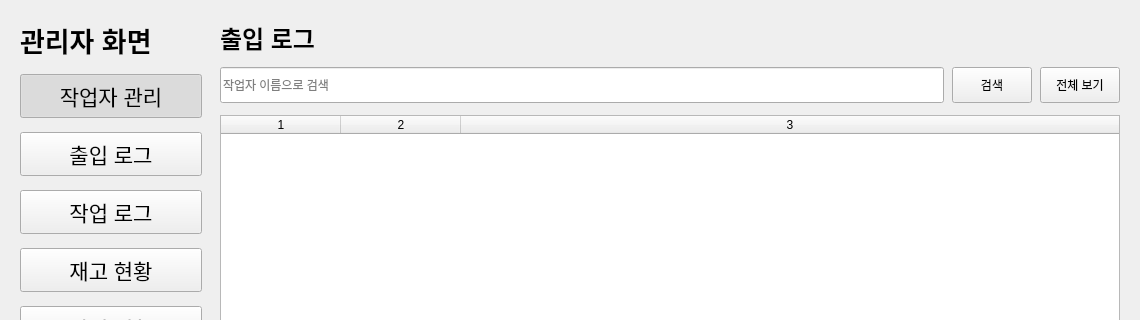
Old version of the form soy-pc/ui/admin_screen.ui in the repository addinedu-physicalai-1st/iot-repo-3; both pictures show x 0 to 1140 and y 0 to 320 of the 1140 by 1004 pixel window.
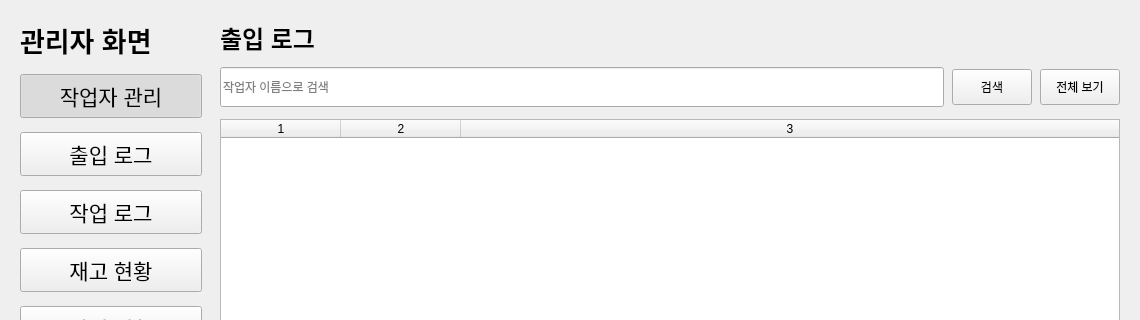
New version of the form. The open tabs and pages were chosen to show the change.

Commit message: Enhance admin screen layout Bug Fix

Patch:
```diff
--- a/soy-pc/ui/admin_screen.ui
+++ b/soy-pc/ui/admin_screen.ui
@@ -317,8 +317,8 @@
            </property>
            <property name="minimumSize">
             <size>
-             <width>200</width>
-             <height>36</height>
+             <width>320</width>
+             <height>40</height>
             </size>
            </property>
           </widget>
```
The commit also changes 1 other file.
